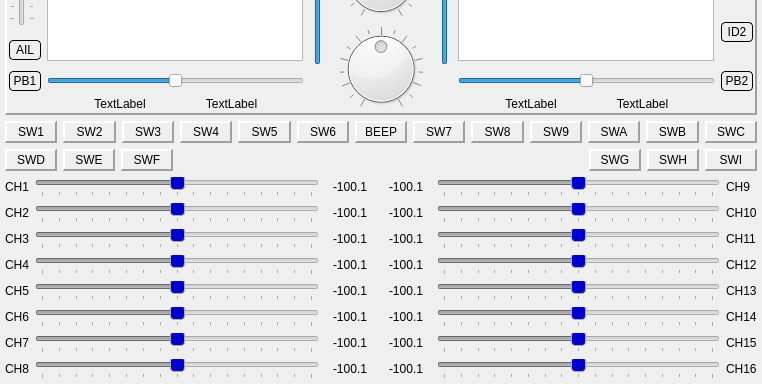
Old version of the form src/simulatordialog.ui in the repository xhorizont/eepe; both pictures show x 0 to 762 and y 217 to 601 of the 762 by 601 pixel window.
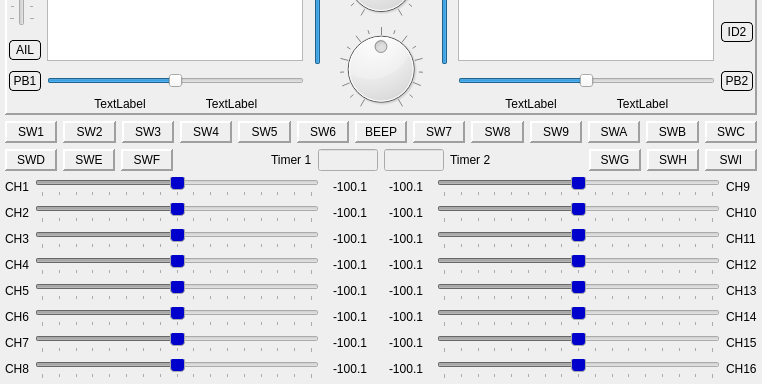
New version of the form. Icons and pictures are not drawn.

What changed in the file:
```diff
--- a/src/simulatordialog.ui
+++ b/src/simulatordialog.ui
@@ -1516,6 +1516,59 @@
        </property>
       </spacer>
      </item>
+     <item>
+      <widget class="QLabel" name="label">
+       <property name="text">
+        <string>Timer 1</string>
+       </property>
+      </widget>
+     </item>
+     <item>
+      <widget class="QLineEdit" name="Timer1">
+       <property name="enabled">
+        <bool>false</bool>
+       </property>
+       <property name="maximumSize">
+        <size>
+         <width>60</width>
+         <height>16777215</height>
+        </size>
+       </property>
+      </widget>
+     </item>
+     <item>
+      <widget class="QLineEdit" name="Timer2">
+       <property name="enabled">
+        <bool>false</bool>
+       </property>
+       <property name="maximumSize">
+        <size>
+         <width>60</width>
+         <height>16777215</height>
+        </size>
+       </property>
+      </widget>
+     </item>
+     <item>
+      <widget class="QLabel" name="label_2">
+       <property name="text">
+        <string>Timer 2</string>
+       </property>
+      </widget>
+     </item>
+     <item>
+      <spacer name="horizontalSpacer_2">
+       <property name="orientation">
+        <enum>Qt::Horizontal</enum>
+       </property>
+       <property name="sizeHint" stdset="0">
+        <size>
+         <width>40</width>
+         <height>20</height>
+        </size>
+       </property>
+      </spacer>
+     </item>
      <item>
       <widget class="QFrame" name="cswitch_16">
        <property name="minimumSize">
```
